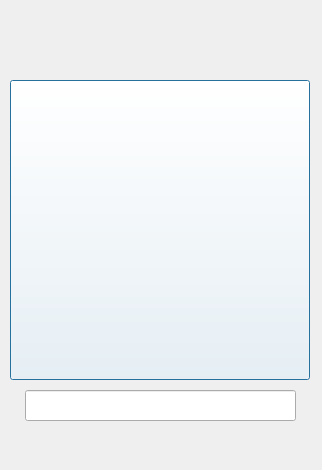
The window that trainingwindow.ui (Skripove/MyDictionary) describes before a commit, drawn with Qt 5.
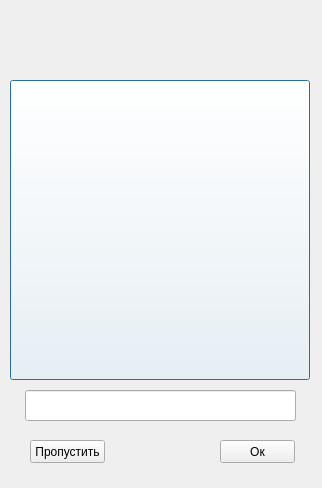
The same window after the commit.

Commit message: Объекты базы создаются динамически. Появился обработчик правильных ответов. В конце тестирования обрабатывается выход из окна.

```diff
--- a/trainingwindow.ui
+++ b/trainingwindow.ui
@@ -7,7 +7,7 @@
     <x>0</x>
     <y>0</y>
     <width>322</width>
-    <height>470</height>
+    <height>488</height>
    </rect>
   </property>
   <property name="windowTitle">
@@ -88,6 +88,32 @@
     <string/>
    </property>
   </widget>
+  <widget class="QPushButton" name="pushButton">
+   <property name="geometry">
+    <rect>
+     <x>220</x>
+     <y>440</y>
+     <width>75</width>
+     <height>23</height>
+    </rect>
+   </property>
+   <property name="text">
+    <string>Ок</string>
+   </property>
+  </widget>
+  <widget class="QPushButton" name="pushButton_2">
+   <property name="geometry">
+    <rect>
+     <x>30</x>
+     <y>440</y>
+     <width>75</width>
+     <height>23</height>
+    </rect>
+   </property>
+   <property name="text">
+    <string>Пропустить</string>
+   </property>
+  </widget>
  </widget>
  <resources/>
  <connections/>
```
Left out of the diff: 2 changed lines with no effect on the pictures. The commit also changes 7 other files.
